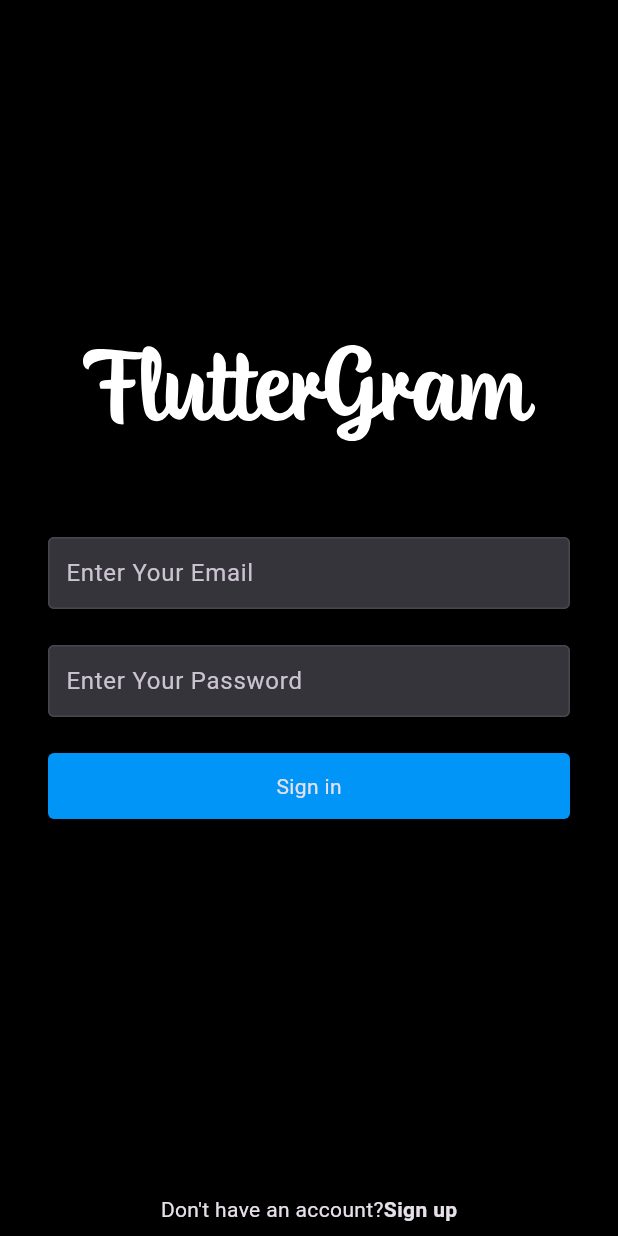
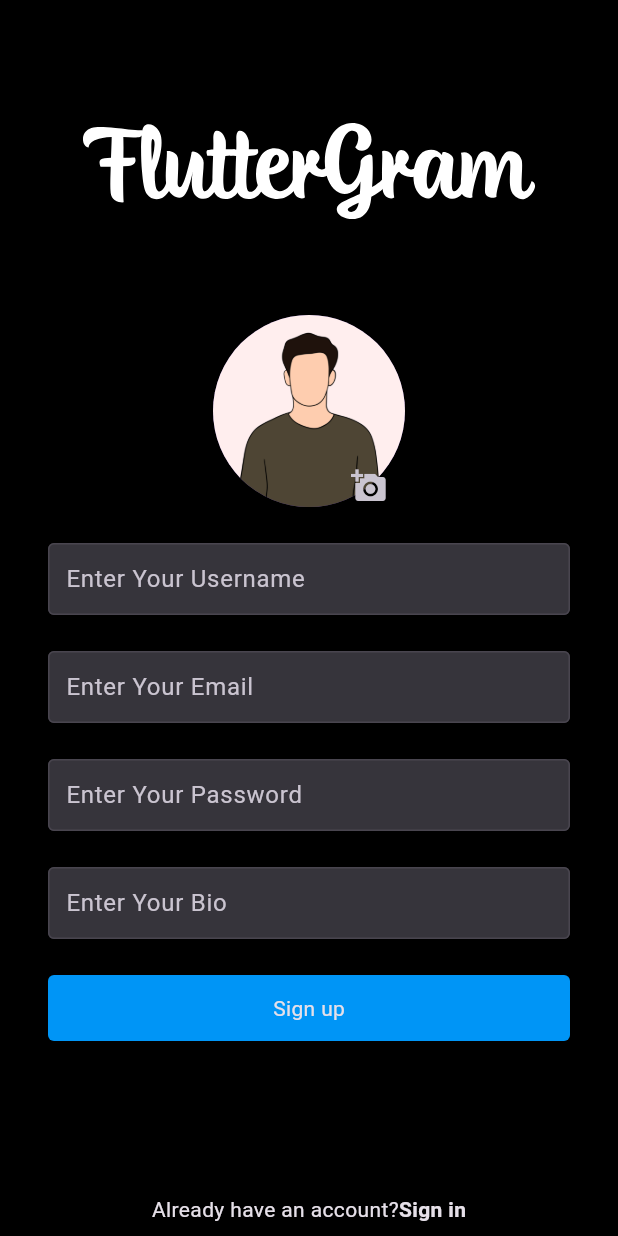
Before and after one commit to sandunrajitha/Flutter-Firebase-Social-Media-App, a Flutter app: the screen it shows after launch, on a phone screen of 412 x 824 dp. Run offline on Flutter 3.47's test engine with Material 3 defaults, Android fonts, the phone set to English and light mode, and no system bars; our stand-ins replace firebase_core, flutter_svg; accounts and stored records are empty; generated files the repository leaves out were written again.

Commit message:
Create Signup Screen

```diff
--- a/lib/main.dart
+++ b/lib/main.dart
@@ -1,6 +1,7 @@
 import 'package:firebase_core/firebase_core.dart';
 import 'package:flutter/material.dart';
 import 'package:fluttergram/screens/login_screen.dart';
+import 'package:fluttergram/screens/signup_screen.dart';
 import 'package:fluttergram/utils/colors.dart';
 import 'firebase_options.dart';
 
@@ -27,7 +28,7 @@ class MyApp extends StatelessWidget {
       //   webScreenLayout: WebScreenLayout(),
       //   mobileScreenLayout: MobileScreenLayout(),
       // ),
-      home: LoginScreen(),
+      home: SignupScreen(),
     );
   }
 }
--- /dev/null
+++ b/lib/screens/signup_screen.dart
@@ -0,0 +1,153 @@
+import 'package:flutter/material.dart';
+import 'package:flutter_svg/flutter_svg.dart';
+import 'package:fluttergram/utils/colors.dart';
+import 'package:fluttergram/widgets/text_input_field.dart';
+
+class SignupScreen extends StatefulWidget {
+  const SignupScreen({super.key});
+
+  @override
+  State<SignupScreen> createState() => _SignupScreenState();
+}
+
+class _SignupScreenState extends State<SignupScreen> {
+  final TextEditingController _emailController = TextEditingController();
+  final TextEditingController _passwordController = TextEditingController();
+  final TextEditingController _bioController = TextEditingController();
+  final TextEditingController _usernameController = TextEditingController();
+
+  @override
+  void dispose() {
+    super.dispose();
+    _emailController.dispose();
+    _passwordController.dispose();
+    _bioController.dispose();
+    _usernameController.dispose();
+  }
+
+  @override
+  Widget build(BuildContext context) {
+    return Scaffold(
+      body: SafeArea(
+        child: Container(
+          padding: const EdgeInsets.symmetric(horizontal: 32),
+          width: double.infinity,
+          child: Column(
+            crossAxisAlignment: CrossAxisAlignment.center,
+            children: [
+              Flexible(flex: 2, child: Container()),
+              // logo image
+              SvgPicture.asset('assets/logo.svg',
+                  colorFilter:
+                      const ColorFilter.mode(primaryColor, BlendMode.srcIn),
+                  height: 64),
+              const SizedBox(height: 64),
+              // profile pic widget
+              Stack(
+                children: [
+                  CircleAvatar(
+                    radius: 64,
+                    backgroundImage: const AssetImage('assets/avatar-icon.jpg'),
+                  ),
+                  Positioned(
+                    bottom: -10,
+                    left: 80,
+                    child: IconButton(
+                      onPressed: () {},
+                      icon: const Icon(
+                        Icons.add_a_photo,
+                      ),
+                    ),
+                  ),
+                ],
+              ),
+              const SizedBox(height: 24),
+              // username text field
+              TextInputField(
+                  textEditingController: _usernameController,
+                  hintText: 'Enter Your Username',
+                  textInputType: TextInputType.text),
+              const SizedBox(
+                height: 24,
+              ),
+              // email address text field
+              TextInputField(
+                  textEditingController: _emailController,
+                  hintText: 'Enter Your Email',
+                  textInputType: TextInputType.emailAddress),
+              const SizedBox(
+                height: 24,
+              ),
+              // password text field
+              TextInputField(
+                textEditingController: _passwordController,
+                hintText: 'Enter Your Password',
+                textInputType: TextInputType.text,
+                isPassword: true,
+              ),
+              const SizedBox(
+                height: 24,
+              ),
+              // bio text field
+              TextInputField(
+                  textEditingController: _bioController,
+                  hintText: 'Enter Your Bio',
+                  textInputType: TextInputType.text),
+              const SizedBox(
+                height: 24,
+              ),
+              // login button
+              InkWell(
+                child: Container(
+                  width: double.infinity,
+                  alignment: Alignment.center,
+                  padding: const EdgeInsets.symmetric(vertical: 12),
+                  decoration: const ShapeDecoration(
+                      shape: RoundedRectangleBorder(
+                        borderRadius: BorderRadius.all(
+                          Radius.circular(4),
+                        ),
+                      ),
+                      color: blueColor),
+                  child: const Text('Sign up'),
+                ),
+              ),
+              const SizedBox(
+                height: 12,
+              ),
+              Flexible(
+                flex: 2,
+                child: Container(),
+              ),
+
+              // Sign up
+              Row(
+                mainAxisAlignment: MainAxisAlignment.center,
+                children: [
+                  Container(
+                    padding: const EdgeInsets.symmetric(
+                      vertical: 8,
+                    ),
+                    child: const Text('Already have an account?'),
+                  ),
+                  GestureDetector(
+                    onTap: () {},
+                    child: Container(
+                      padding: const EdgeInsets.symmetric(
+                        vertical: 8,
+                      ),
+                      child: const Text(
+                        'Sign in',
+                        style: TextStyle(fontWeight: FontWeight.bold),
+                      ),
+                    ),
+                  ),
+                ],
+              )
+            ],
+          ),
+        ),
+      ),
+    );
+  }
+}
--- a/pubspec.yaml
+++ b/pubspec.yaml
@@ -53,6 +53,7 @@ flutter:
   # To add assets to your application, add an assets section, like this:
   assets:
     - assets/logo.svg
+    - assets/avatar-icon.jpg
   #   - images/a_dot_ham.jpeg
   # An image asset can refer to one or more resolution-specific "variants", see
   # https://flutter.dev/assets-and-images/#resolution-aware
```
Also changed, not shown: assets/avatar-icon.jpg (added).
